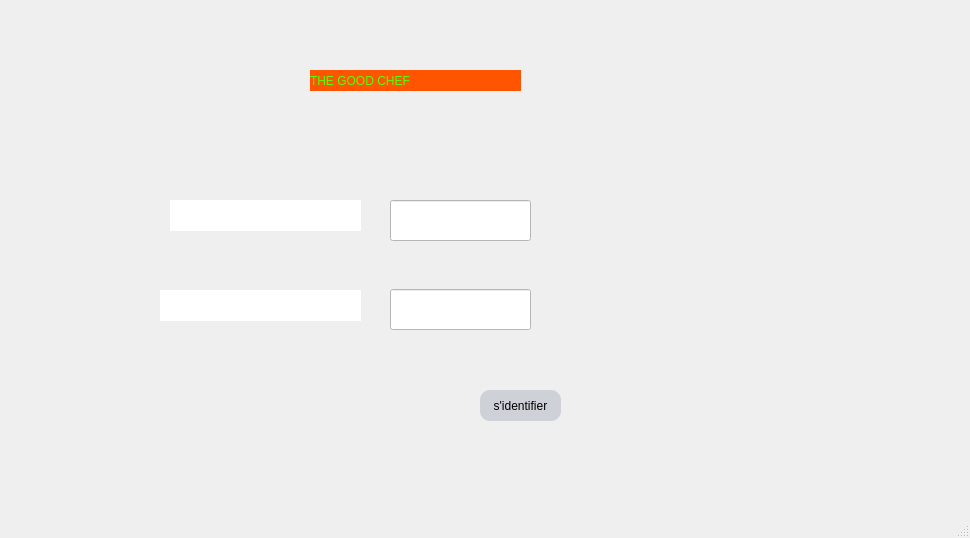
The window that mainwindow.ui (ZeinebHaraketi/Smart_Home_Delivery_Compapny_2A14) describes before a commit, drawn with Qt 5.
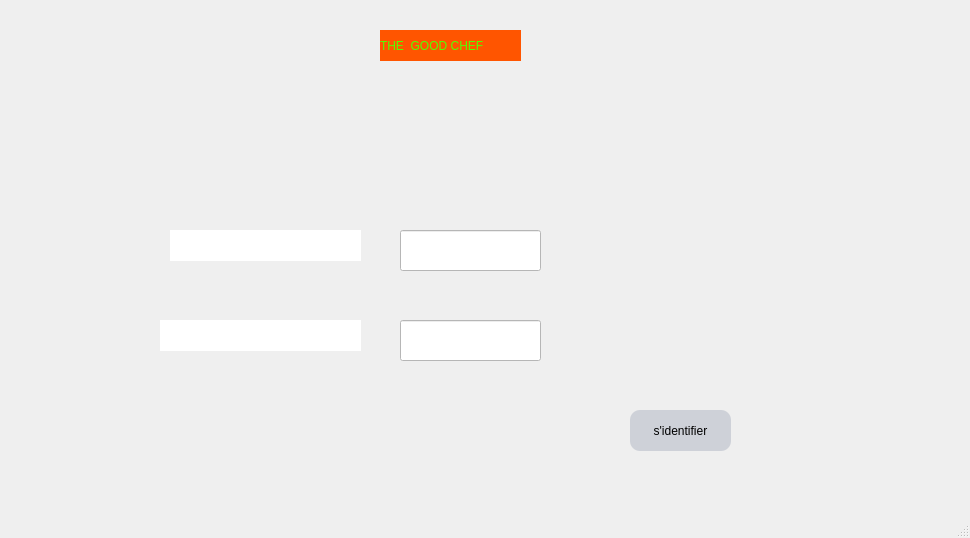
The same window after the commit. Icons and pictures are not drawn.

Diff of the .ui file:
```diff
--- a/mainwindow.ui
+++ b/mainwindow.ui
@@ -33,10 +33,10 @@
      <widget class="QLabel" name="label">
       <property name="geometry">
        <rect>
-        <x>360</x>
-        <y>70</y>
-        <width>211</width>
-        <height>21</height>
+        <x>430</x>
+        <y>30</y>
+        <width>141</width>
+        <height>31</height>
        </rect>
       </property>
       <property name="styleSheet">
@@ -48,14 +48,14 @@
 font: 87 italic 12pt &quot;Segoe UI Black&quot;;</string>
       </property>
       <property name="text">
-       <string>THE GOOD CHEF</string>
+       <string>THE  GOOD CHEF</string>
       </property>
      </widget>
      <widget class="QLabel" name="label_2">
       <property name="geometry">
        <rect>
         <x>220</x>
-        <y>200</y>
+        <y>230</y>
         <width>191</width>
         <height>31</height>
        </rect>
@@ -74,7 +74,7 @@
       <property name="geometry">
        <rect>
         <x>210</x>
-        <y>290</y>
+        <y>320</y>
         <width>201</width>
         <height>31</height>
        </rect>
@@ -93,10 +93,10 @@
      <widget class="QPushButton" name="pushButton1">
       <property name="geometry">
        <rect>
-        <x>530</x>
-        <y>390</y>
-        <width>81</width>
-        <height>31</height>
+        <x>680</x>
+        <y>410</y>
+        <width>101</width>
+        <height>41</height>
        </rect>
       </property>
       <property name="styleSheet">
@@ -121,8 +121,8 @@
      <widget class="QLineEdit" name="lineEdit">
       <property name="geometry">
        <rect>
-        <x>440</x>
-        <y>200</y>
+        <x>450</x>
+        <y>230</y>
         <width>141</width>
         <height>41</height>
        </rect>
@@ -137,8 +137,8 @@
      <widget class="QLineEdit" name="lineEdit_2">
       <property name="geometry">
        <rect>
-        <x>440</x>
-        <y>289</y>
+        <x>450</x>
+        <y>320</y>
         <width>141</width>
         <height>41</height>
        </rect>
```
